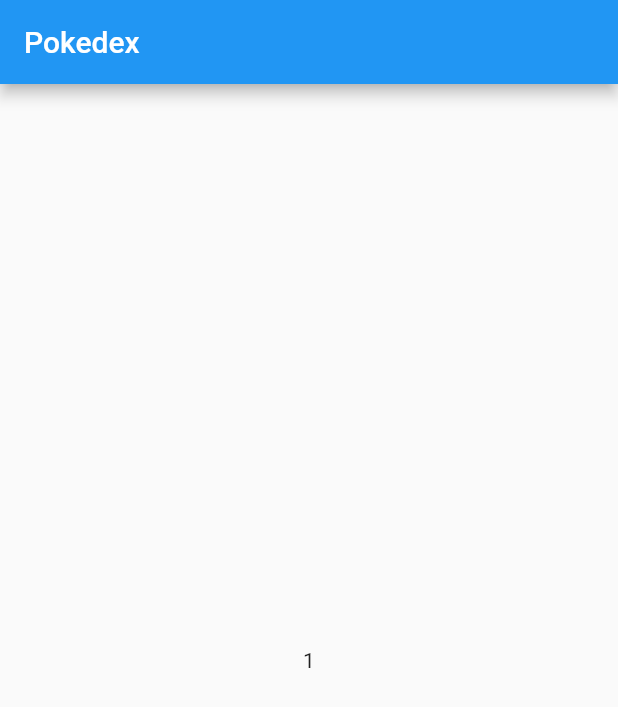
After one commit to thetribeio/formation_flutter, a Flutter app: the screen it shows after launch, on a phone screen of 412 x 824 dp. The commit adds this screen. Shown: the top 707 px of the screen. Run offline on Flutter 3.47's test engine with Material 2 defaults, Android fonts, the phone set to English and light mode, and no system bars.

Commit message:
Add pokemon_page to complete.

```diff
--- a/lib/main.dart
+++ b/lib/main.dart
@@ -1,4 +1,6 @@
 import 'package:flutter/material.dart';
+import 'package:formation_flutter/model/pokemon.dart';
+import 'package:formation_flutter/pokemon_page/pokemon_page.dart';
 
 void main() {
   runApp(const MyApp());
@@ -17,7 +19,17 @@
         appBar: AppBar(
           title: const Text("Pokedex"),
         ),
-        body: const Center(),
+        body: PokemonPage(
+          pokemon: Pokemon(
+            id: 1,
+            name: "pokemonName",
+            sprite: "sprite",
+            type1: "type1",
+            type2: "type2",
+            weight: "weight",
+            height: "height",
+          ),
+        ),
       ),
     );
   }
--- /dev/null
+++ b/lib/model/pokemon.dart
@@ -0,0 +1,19 @@
+class Pokemon {
+  final String name;
+  final int id;
+  final String sprite;
+  final String type1;
+  final String? type2;
+  final String weight;
+  final String height;
+
+  Pokemon({
+    required this.id,
+    required this.name,
+    required this.sprite,
+    required this.type1,
+    required this.type2,
+    required this.weight,
+    required this.height,
+  });
+}
--- /dev/null
+++ b/lib/pokemon_page/pokemon_page.dart
@@ -0,0 +1,18 @@
+import 'package:flutter/material.dart';
+import 'package:formation_flutter/model/pokemon.dart';
+
+class PokemonPage extends StatelessWidget {
+  final Pokemon pokemon;
+
+  const PokemonPage({
+    Key? key,
+    required this.pokemon,
+  }) : super(key: key);
+
+  @override
+  Widget build(BuildContext context) {
+    return Center(
+      child: Text("${pokemon.id}"),
+    );
+  }
+}
```
